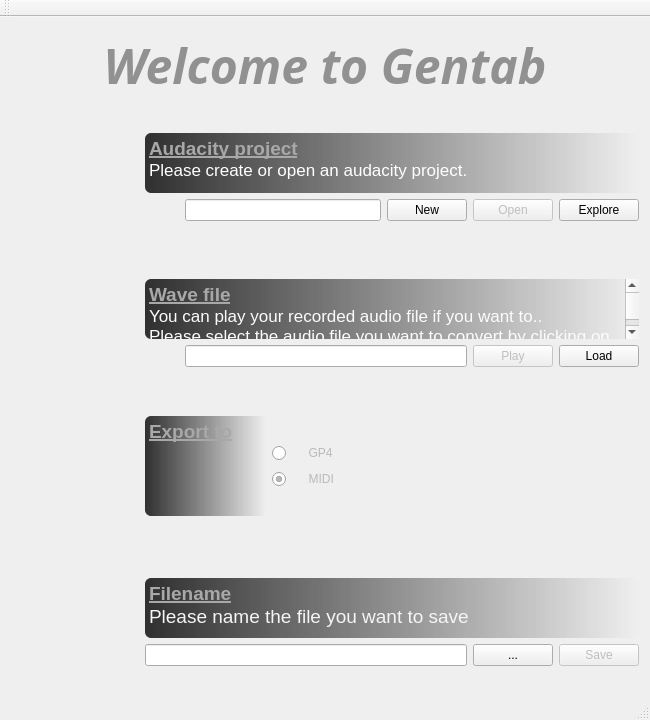
Above: Sources/Application/GenTab/MainWindow.ui from the-midge/gentab before the change. Below: the same form after it.
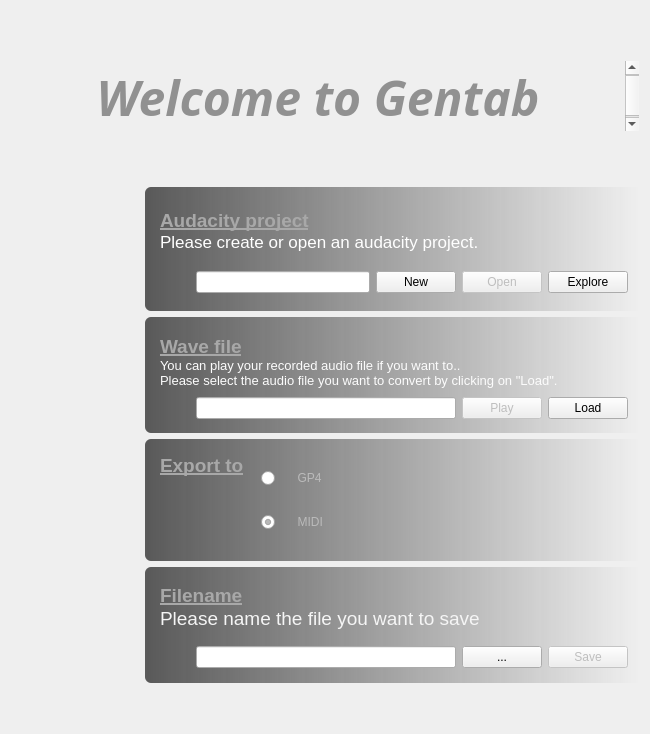
That is the form after the change. Icons and pictures are not drawn.

Diff of the .ui file:
```diff
--- a/Sources/Application/GenTab/MainWindow.ui
+++ b/Sources/Application/GenTab/MainWindow.ui
@@ -13,13 +13,13 @@
     <x>0</x>
     <y>0</y>
     <width>650</width>
-    <height>720</height>
+    <height>734</height>
    </rect>
   </property>
   <property name="minimumSize">
    <size>
     <width>650</width>
-    <height>720</height>
+    <height>650</height>
    </size>
   </property>
   <property name="windowTitle">
@@ -35,11 +35,14 @@
 background-repeat: no-repeat;
 }
 
-QTextBrowser{
-background-color:qlineargradient(x1:1 y1:0, x2:0 y2:0, stop:0 rgba(48, 48, 48, 0), stop:1 rgba(48, 48, 48, 255)); 
+QGroupBox{
+background-color:qlineargradient(x1:1 y1:0, x2:0 y2:0, stop:0 rgba(48, 48, 48, 0), stop:1 rgba(48, 48, 48, 200)); 
 border-top-left-radius: 6px;
 border-bottom-left-radius: 6px;
+}
 
+QTextBrowser{
+	background-color: transparent;
 }</string>
   </property>
   <property name="animated">
@@ -84,21 +87,20 @@
         </property>
        </spacer>
       </item>
-      <item>
-       <spacer name="verticalSpacer_12">
-        <property name="orientation">
-         <enum>Qt::Vertical</enum>
-        </property>
-        <property name="sizeHint" stdset="0">
-         <size>
-          <width>20</width>
-          <height>40</height>
-         </size>
-        </property>
-       </spacer>
-      </item>
       <item>
        <widget class="QTextBrowser" name="texteTitreLogiciel">
+        <property name="sizePolicy">
+         <sizepolicy hsizetype="Expanding" vsizetype="Preferred">
+          <horstretch>0</horstretch>
+          <verstretch>0</verstretch>
+         </sizepolicy>
+        </property>
+        <property name="maximumSize">
+         <size>
+          <width>16777215</width>
+          <height>70</height>
+         </size>
+        </property>
         <property name="font">
          <font>
           <family>Letter Gothic Std</family>
@@ -112,44 +114,34 @@
         <property name="frameShape">
          <enum>QFrame::NoFrame</enum>
         </property>
+        <property name="horizontalScrollBarPolicy">
+         <enum>Qt::ScrollBarAsNeeded</enum>
+        </property>
         <property name="html">
          <string>&lt;!DOCTYPE HTML PUBLIC &quot;-//W3C//DTD HTML 4.0//EN&quot; &quot;http://www.w3.org/TR/REC-html40/strict.dtd&quot;&gt;
 &lt;html&gt;&lt;head&gt;&lt;meta name=&quot;qrichtext&quot; content=&quot;1&quot; /&gt;&lt;style type=&quot;text/css&quot;&gt;
 p, li { white-space: pre-wrap; }
-&lt;/style&gt;&lt;/head&gt;&lt;body style=&quot; font-family:'Letter Gothic Std'; font-size:13pt; font-weight:600; font-style:normal;&quot;&gt;
+&lt;/style&gt;&lt;/head&gt;&lt;body style=&quot; font-family:'Letter Gothic Std'; font-size:8.25pt; font-weight:600; font-style:normal;&quot;&gt;
 &lt;p align=&quot;center&quot; style=&quot; margin-top:0px; margin-bottom:0px; margin-left:0px; margin-right:0px; -qt-block-indent:0; text-indent:0px;&quot;&gt;&lt;span style=&quot; font-family:'.SF NS Text'; font-size:36pt; font-style:italic; color:#919191;&quot;&gt;Welcome to Gentab&lt;/span&gt;&lt;/p&gt;&lt;/body&gt;&lt;/html&gt;</string>
         </property>
        </widget>
       </item>
       <item>
-       <spacer name="verticalSpacer_4">
+       <spacer name="verticalSpacer_12">
         <property name="orientation">
          <enum>Qt::Vertical</enum>
         </property>
         <property name="sizeHint" stdset="0">
          <size>
           <width>20</width>
-          <height>100</height>
-         </size>
-        </property>
-       </spacer>
-      </item>
-      <item>
-       <spacer name="verticalSpacer_13">
-        <property name="orientation">
-         <enum>Qt::Vertical</enum>
-        </property>
-        <property name="sizeHint" stdset="0">
-         <size>
-          <width>20</width>
-          <height>40</height>
+          <height>0</height>
          </size>
         </property>
        </spacer>
       </item>
       <item>
        <layout class="QGridLayout" name="gridLayout">
-        <item row="2" column="0">
+        <item row="3" column="0">
          <layout class="QHBoxLayout" name="horizontalLayout_10">
           <item>
            <widget class="QLabel" name="imageNum2">
@@ -176,6 +168,7 @@
            </widget>
           </item>
           <item>
+           <widget class="QGroupBox" name="">
            <layout class="QVBoxLayout" name="verticalLayout_2">
             <item>
              <spacer name="verticalSpacer_2">
@@ -210,14 +203,17 @@
               <property name="frameShape">
                <enum>QFrame::NoFrame</enum>
               </property>
+               <property name="verticalScrollBarPolicy">
+                <enum>Qt::ScrollBarAlwaysOff</enum>
+               </property>
               <property name="html">
                <string>&lt;!DOCTYPE HTML PUBLIC &quot;-//W3C//DTD HTML 4.0//EN&quot; &quot;http://www.w3.org/TR/REC-html40/strict.dtd&quot;&gt;
 &lt;html&gt;&lt;head&gt;&lt;meta name=&quot;qrichtext&quot; content=&quot;1&quot; /&gt;&lt;style type=&quot;text/css&quot;&gt;
 p, li { white-space: pre-wrap; }
-&lt;/style&gt;&lt;/head&gt;&lt;body style=&quot; font-family:'.SF NS Text'; font-size:13pt; font-weight:400; font-style:normal;&quot;&gt;
-&lt;p style=&quot; margin-top:0px; margin-bottom:0px; margin-left:0px; margin-right:0px; -qt-block-indent:0; text-indent:0px;&quot;&gt;&lt;span style=&quot; font-size:14pt; font-weight:600; text-decoration: underline; color:#a8a8a8;&quot;&gt;Wave file&lt;/span&gt;&lt;/p&gt;
-&lt;p style=&quot; margin-top:0px; margin-bottom:0px; margin-left:0px; margin-right:0px; -qt-block-indent:0; text-indent:0px;&quot;&gt;&lt;span style=&quot; color:#fcfcfc;&quot;&gt;You can play your recorded audio file if you want to..&lt;/span&gt;&lt;/p&gt;
-&lt;p style=&quot; margin-top:0px; margin-bottom:0px; margin-left:0px; margin-right:0px; -qt-block-indent:0; text-indent:0px;&quot;&gt;&lt;span style=&quot; color:#fcfcfc;&quot;&gt;Please select the audio file you want to convert by clicking on &amp;quot;Load&amp;quot;.&lt;/span&gt;&lt;/p&gt;&lt;/body&gt;&lt;/html&gt;</string>
+&lt;/style&gt;&lt;/head&gt;&lt;body style=&quot; font-family:'MS Shell Dlg 2'; font-size:8.25pt; font-weight:400; font-style:normal;&quot;&gt;
+&lt;p style=&quot; margin-top:0px; margin-bottom:0px; margin-left:0px; margin-right:0px; -qt-block-indent:0; text-indent:0px;&quot;&gt;&lt;span style=&quot; font-family:'.SF NS Text'; font-size:14pt; font-weight:600; text-decoration: underline; color:#a8a8a8;&quot;&gt;Wave file&lt;/span&gt;&lt;/p&gt;
+&lt;p style=&quot; margin-top:0px; margin-bottom:0px; margin-left:0px; margin-right:0px; -qt-block-indent:0; text-indent:0px;&quot;&gt;&lt;span style=&quot; font-family:'.SF NS Text'; font-size:10pt; color:#fcfcfc;&quot;&gt;You can play your recorded audio file if you want to..&lt;/span&gt;&lt;/p&gt;
+&lt;p style=&quot; margin-top:0px; margin-bottom:0px; margin-left:0px; margin-right:0px; -qt-block-indent:0; text-indent:0px;&quot;&gt;&lt;span style=&quot; font-family:'.SF NS Text'; font-size:10pt; color:#fcfcfc;&quot;&gt;Please select the audio file you want to convert by clicking on &amp;quot;Load&amp;quot;.&lt;/span&gt;&lt;/p&gt;&lt;/body&gt;&lt;/html&gt;</string>
               </property>
              </widget>
             </item>
@@ -294,29 +290,39 @@
              </spacer>
             </item>
            </layout>
+           </widget>
           </item>
          </layout>
         </item>
-        <item row="4" column="0">
-         <spacer name="verticalSpacer_8">
-          <property name="orientation">
-           <enum>Qt::Vertical</enum>
-          </property>
-          <property name="sizeHint" stdset="0">
-           <size>
-            <width>20</width>
-            <height>40</height>
-           </size>
-          </property>
-         </spacer>
-        </item>
         <item row="5" column="0">
+         <spacer name="verticalSpacer_8">
+          <property name="orientation">
+           <enum>Qt::Vertical</enum>
+          </property>
+          <property name="sizeHint" stdset="0">
+           <size>
+            <width>20</width>
+            <height>0</height>
+           </size>
+          </property>
+         </spacer>
+        </item>
+        <item row="4" column="0">
+         <spacer name="verticalSpacer_7">
+          <property name="orientation">
+           <enum>Qt::Vertical</enum>
+          </property>
+          <property name="sizeHint" stdset="0">
+           <size>
+            <width>20</width>
+            <height>0</height>
+           </size>
+          </property>
+         </spacer>
+        </item>
+        <item row="6" column="0">
          <layout class="QHBoxLayout" name="horizontalLayout_14">
           <item>
-           <layout class="QHBoxLayout" name="horizontalLayout_7">
-            <item>
-             <layout class="QHBoxLayout" name="horizontalLayout_6">
-              <item>
                <widget class="QLabel" name="imageNum3">
                 <property name="sizePolicy">
                  <sizepolicy hsizetype="Minimum" vsizetype="Minimum">
@@ -341,6 +347,11 @@
                </widget>
               </item>
               <item>
+           <layout class="QHBoxLayout" name="horizontalLayout_7">
+            <item>
+             <widget class="QGroupBox" name="">
+              <layout class="QHBoxLayout" name="horizontalLayout_6">
+               <item>
                <widget class="QTextBrowser" name="texteExportation">
                 <property name="maximumSize">
                  <size>
@@ -358,26 +369,13 @@
                  <string>&lt;!DOCTYPE HTML PUBLIC &quot;-//W3C//DTD HTML 4.0//EN&quot; &quot;http://www.w3.org/TR/REC-html40/strict.dtd&quot;&gt;
 &lt;html&gt;&lt;head&gt;&lt;meta name=&quot;qrichtext&quot; content=&quot;1&quot; /&gt;&lt;style type=&quot;text/css&quot;&gt;
 p, li { white-space: pre-wrap; }
-&lt;/style&gt;&lt;/head&gt;&lt;body style=&quot; font-family:'.SF NS Text'; font-size:13pt; font-weight:400; font-style:normal;&quot;&gt;
-&lt;p style=&quot; margin-top:0px; margin-bottom:0px; margin-left:0px; margin-right:0px; -qt-block-indent:0; text-indent:0px;&quot;&gt;&lt;span style=&quot; font-size:14pt; font-weight:600; text-decoration: underline; color:#a8a8a8;&quot;&gt;Export to&lt;/span&gt;&lt;/p&gt;&lt;/body&gt;&lt;/html&gt;</string>
+&lt;/style&gt;&lt;/head&gt;&lt;body style=&quot; font-family:'MS Shell Dlg 2'; font-size:8.25pt; font-weight:400; font-style:normal;&quot;&gt;
+&lt;p style=&quot; margin-top:0px; margin-bottom:0px; margin-left:0px; margin-right:0px; -qt-block-indent:0; text-indent:0px;&quot;&gt;&lt;span style=&quot; font-family:'.SF NS Text'; font-size:14pt; font-weight:600; text-decoration: underline; color:#a8a8a8;&quot;&gt;Export to&lt;/span&gt;&lt;/p&gt;&lt;/body&gt;&lt;/html&gt;</string>
                 </property>
                </widget>
               </item>
               <item>
                <layout class="QVBoxLayout" name="verticalLayout_3">
-                <item>
-                 <spacer name="verticalSpacer_5">
-                  <property name="orientation">
-                   <enum>Qt::Vertical</enum>
-                  </property>
-                  <property name="sizeHint" stdset="0">
-                   <size>
-                    <width>20</width>
-                    <height>40</height>
-                   </size>
-                  </property>
-                 </spacer>
-                </item>
                 <item>
                  <widget class="QRadioButton" name="buttonGP4">
                   <property name="enabled">
@@ -410,23 +408,6 @@
                   </property>
                  </widget>
                 </item>
-                <item>
-                 <spacer name="verticalSpacer">
-                  <property name="orientation">
-                   <enum>Qt::Vertical</enum>
-                  </property>
-                  <property name="sizeHint" stdset="0">
-                   <size>
-                    <width>20</width>
-                    <height>40</height>
-                   </size>
-                  </property>
-                 </spacer>
-                </item>
-               </layout>
-              </item>
-             </layout>
-            </item>
            </layout>
           </item>
           <item>
@@ -446,21 +427,13 @@
            </spacer>
           </item>
          </layout>
-        </item>
-        <item row="3" column="0">
-         <spacer name="verticalSpacer_7">
-          <property name="orientation">
-           <enum>Qt::Vertical</enum>
-          </property>
-          <property name="sizeHint" stdset="0">
-           <size>
-            <width>20</width>
-            <height>10</height>
-           </size>
-          </property>
-         </spacer>
-        </item>
-        <item row="6" column="0">
+             </widget>
+            </item>
+           </layout>
+          </item>
+         </layout>
+        </item>
+        <item row="7" column="0">
          <spacer name="verticalSpacer_9">
           <property name="orientation">
            <enum>Qt::Vertical</enum>
@@ -468,11 +441,198 @@
           <property name="sizeHint" stdset="0">
            <size>
             <width>20</width>
-            <height>40</height>
+            <height>0</height>
            </size>
           </property>
          </spacer>
         </item>
+        <item row="12" column="0">
+         <spacer name="verticalSpacer_10">
+          <property name="orientation">
+           <enum>Qt::Vertical</enum>
+          </property>
+          <property name="sizeHint" stdset="0">
+           <size>
+            <width>20</width>
+            <height>0</height>
+           </size>
+          </property>
+         </spacer>
+        </item>
+        <item row="10" column="0">
+         <layout class="QHBoxLayout" name="horizontalLayout_3">
+          <item>
+           <widget class="QLabel" name="imageNum4">
+            <property name="sizePolicy">
+             <sizepolicy hsizetype="Minimum" vsizetype="Minimum">
+              <horstretch>0</horstretch>
+              <verstretch>0</verstretch>
+             </sizepolicy>
+            </property>
+            <property name="minimumSize">
+             <size>
+              <width>128</width>
+              <height>116</height>
+             </size>
+            </property>
+            <property name="styleSheet">
+             <string notr="true">background: url(:/quatro_final.png);
+background-repeat: no-repeat;</string>
+            </property>
+            <property name="text">
+             <string/>
+            </property>
+           </widget>
+          </item>
+          <item>
+           <layout class="QHBoxLayout" name="horizontalLayout_12">
+            <item>
+             <widget class="QGroupBox" name="">
+              <layout class="QVBoxLayout" name="verticalLayout_4">
+               <item>
+                <spacer name="verticalSpacer_3">
+                 <property name="orientation">
+                  <enum>Qt::Vertical</enum>
+                 </property>
+                 <property name="sizeHint" stdset="0">
+                  <size>
+                   <width>20</width>
+                   <height>0</height>
+                  </size>
+                 </property>
+                </spacer>
+               </item>
+               <item>
+                <widget class="QTextBrowser" name="texteFilename">
+                 <property name="enabled">
+                  <bool>true</bool>
+                 </property>
+                 <property name="sizePolicy">
+                  <sizepolicy hsizetype="Expanding" vsizetype="Minimum">
+                   <horstretch>0</horstretch>
+                   <verstretch>0</verstretch>
+                  </sizepolicy>
+                 </property>
+                 <property name="maximumSize">
+                  <size>
+                   <width>16777215</width>
+                   <height>60</height>
+                  </size>
+                 </property>
+                 <property name="styleSheet">
+                  <string notr="true"/>
+                 </property>
+                 <property name="frameShape">
+                  <enum>QFrame::NoFrame</enum>
+                 </property>
+                 <property name="html">
+                  <string>&lt;!DOCTYPE HTML PUBLIC &quot;-//W3C//DTD HTML 4.0//EN&quot; &quot;http://www.w3.org/TR/REC-html40/strict.dtd&quot;&gt;
+&lt;html&gt;&lt;head&gt;&lt;meta name=&quot;qrichtext&quot; content=&quot;1&quot; /&gt;&lt;style type=&quot;text/css&quot;&gt;
+p, li { white-space: pre-wrap; }
+&lt;/style&gt;&lt;/head&gt;&lt;body style=&quot; font-family:'MS Shell Dlg 2'; font-size:8.25pt; font-weight:400; font-style:normal;&quot;&gt;
+&lt;p style=&quot; margin-top:0px; margin-bottom:0px; margin-left:0px; margin-right:0px; -qt-block-indent:0; text-indent:0px;&quot;&gt;&lt;span style=&quot; font-family:'.SF NS Text'; font-size:14pt; font-weight:600; text-decoration: underline; color:#a8a8a8;&quot;&gt;Filename&lt;/span&gt;&lt;/p&gt;
+&lt;p style=&quot; margin-top:0px; margin-bottom:0px; margin-left:0px; margin-right:0px; -qt-block-indent:0; text-indent:0px;&quot;&gt;&lt;span style=&quot; font-family:'.SF NS Text'; font-size:14pt; color:#f5f5f5;&quot;&gt;Please name the file you want to save&lt;/span&gt;&lt;/p&gt;&lt;/body&gt;&lt;/html&gt;</string>
+                 </property>
+                </widget>
+               </item>
+               <item>
+                <layout class="QHBoxLayout" name="horizontalLayout_5">
+                 <item>
+                  <spacer name="horizontalSpacer">
+                   <property name="orientation">
+                    <enum>Qt::Horizontal</enum>
+                   </property>
+                   <property name="sizeType">
+                    <enum>QSizePolicy::Fixed</enum>
+                   </property>
+                   <property name="sizeHint" stdset="0">
+                    <size>
+                     <width>40</width>
+                     <height>20</height>
+                    </size>
+                   </property>
+                  </spacer>
+                 </item>
+                 <item>
+                  <widget class="QLineEdit" name="filenameLineEdit">
+                   <property name="inputMask">
+                    <string notr="true"/>
+                   </property>
+                   <property name="dragEnabled">
+                    <bool>true</bool>
+                   </property>
+                   <property name="clearButtonEnabled">
+                    <bool>false</bool>
+                   </property>
+                  </widget>
+                 </item>
+                 <item>
+                  <widget class="QPushButton" name="pushButtonExploreFilename">
+                   <property name="enabled">
+                    <bool>true</bool>
+                   </property>
+                   <property name="autoFillBackground">
+                    <bool>false</bool>
+                   </property>
+                   <property name="styleSheet">
+                    <string notr="true"/>
+                   </property>
+                   <property name="text">
+                    <string>...</string>
+                   </property>
+                  </widget>
+                 </item>
+                 <item>
+                  <widget class="QPushButton" name="pushButtonSaveFilename">
+                   <property name="enabled">
+                    <bool>false</bool>
+                   </property>
+                   <property name="autoFillBackground">
+                    <bool>false</bool>
+                   </property>
+                   <property name="styleSheet">
+                    <string notr="true"/>
+                   </property>
+                   <property name="text">
+                    <string>Save</string>
+                   </property>
+                  </widget>
+                 </item>
+                </layout>
+               </item>
+               <item>
+                <spacer name="verticalSpacer_18">
+                 <property name="orientation">
+                  <enum>Qt::Vertical</enum>
+                 </property>
+                 <property name="sizeHint" stdset="0">
+                  <size>
+                   <width>20</width>
+                   <height>0</height>
+                  </size>
+                 </property>
+                </spacer>
+               </item>
+               <item>
+                <spacer name="verticalSpacer_17">
+                 <property name="orientation">
+                  <enum>Qt::Vertical</enum>
+                 </property>
+                 <property name="sizeHint" stdset="0">
+                  <size>
+                   <width>20</width>
+                   <height>0</height>
+                  </size>
+                 </property>
+                </spacer>
+               </item>
+              </layout>
+             </widget>
+            </item>
+           </layout>
+          </item>
+         </layout>
+        </item>
         <item row="0" column="0">
          <layout class="QHBoxLayout" name="horizontalLayout_9">
           <item>
@@ -503,6 +663,7 @@
            </widget>
           </item>
           <item>
+           <widget class="QGroupBox" name="">
            <layout class="QVBoxLayout" name="verticalLayout">
             <item>
              <spacer name="verticalSpacer_14">
@@ -544,9 +705,9 @@
                <string>&lt;!DOCTYPE HTML PUBLIC &quot;-//W3C//DTD HTML 4.0//EN&quot; &quot;http://www.w3.org/TR/REC-html40/strict.dtd&quot;&gt;
 &lt;html&gt;&lt;head&gt;&lt;meta name=&quot;qrichtext&quot; content=&quot;1&quot; /&gt;&lt;style type=&quot;text/css&quot;&gt;
 p, li { white-space: pre-wrap; }
-&lt;/style&gt;&lt;/head&gt;&lt;body style=&quot; font-family:'.SF NS Text'; font-size:13pt; font-weight:400; font-style:normal;&quot;&gt;
-&lt;p style=&quot; margin-top:0px; margin-bottom:0px; margin-left:0px; margin-right:0px; -qt-block-indent:0; text-indent:0px;&quot;&gt;&lt;span style=&quot; font-size:14pt; font-weight:600; text-decoration: underline; color:#a8a8a8;&quot;&gt;Audacity project&lt;/span&gt;&lt;/p&gt;
-&lt;p style=&quot; margin-top:0px; margin-bottom:0px; margin-left:0px; margin-right:0px; -qt-block-indent:0; text-indent:0px;&quot;&gt;&lt;span style=&quot; color:#ffffff;&quot;&gt;Please create or open an audacity project.&lt;/span&gt;&lt;/p&gt;&lt;/body&gt;&lt;/html&gt;</string>
+&lt;/style&gt;&lt;/head&gt;&lt;body style=&quot; font-family:'MS Shell Dlg 2'; font-size:8.25pt; font-weight:400; font-style:normal;&quot;&gt;
+&lt;p style=&quot; margin-top:0px; margin-bottom:0px; margin-left:0px; margin-right:0px; -qt-block-indent:0; text-indent:0px;&quot;&gt;&lt;span style=&quot; font-family:'.SF NS Text'; font-size:14pt; font-weight:600; text-decoration: underline; color:#a8a8a8;&quot;&gt;Audacity project&lt;/span&gt;&lt;/p&gt;
+&lt;p style=&quot; margin-top:0px; margin-bottom:0px; margin-left:0px; margin-right:0px; -qt-block-indent:0; text-indent:0px;&quot;&gt;&lt;span style=&quot; font-family:'.SF NS Text'; font-size:13pt; color:#ffffff;&quot;&gt;Please create or open an audacity project.&lt;/span&gt;&lt;/p&gt;&lt;/body&gt;&lt;/html&gt;</string>
               </property>
              </widget>
             </item>
@@ -633,135 +794,12 @@
              </spacer>
             </item>
            </layout>
-          </item>
-         </layout>
-        </item>
-        <item row="7" column="0">
-         <layout class="QHBoxLayout" name="horizontalLayout_3">
-          <item>
-           <widget class="QLabel" name="imageNum4">
-            <property name="sizePolicy">
-             <sizepolicy hsizetype="Minimum" vsizetype="Minimum">
-              <horstretch>0</horstretch>
-              <verstretch>0</verstretch>
-             </sizepolicy>
-            </property>
-            <property name="minimumSize">
-             <size>
-              <width>128</width>
-              <height>116</height>
-             </size>
-            </property>
-            <property name="styleSheet">
-             <string notr="true">background: url(:/quatro_final.png);
-background-repeat: no-repeat;</string>
-            </property>
-            <property name="text">
-             <string/>
-            </property>
            </widget>
           </item>
-          <item>
-           <layout class="QHBoxLayout" name="horizontalLayout_12">
-            <item>
-             <layout class="QVBoxLayout" name="verticalLayout_4">
-              <item>
-               <spacer name="verticalSpacer_3">
-                <property name="orientation">
-                 <enum>Qt::Vertical</enum>
-                </property>
-                <property name="sizeHint" stdset="0">
-                 <size>
-                  <width>20</width>
-                  <height>40</height>
-                 </size>
-                </property>
-               </spacer>
-              </item>
-              <item>
-               <widget class="QTextBrowser" name="texteFilename">
-                <property name="enabled">
-                 <bool>true</bool>
-                </property>
-                <property name="sizePolicy">
-                 <sizepolicy hsizetype="Expanding" vsizetype="Minimum">
-                  <horstretch>0</horstretch>
-                  <verstretch>0</verstretch>
-                 </sizepolicy>
-                </property>
-                <property name="maximumSize">
-                 <size>
-                  <width>16777215</width>
-                  <height>60</height>
-                 </size>
-                </property>
-                <property name="styleSheet">
-                 <string notr="true"/>
-                </property>
-                <property name="frameShape">
-                 <enum>QFrame::NoFrame</enum>
-                </property>
-                <property name="html">
-                 <string>&lt;!DOCTYPE HTML PUBLIC &quot;-//W3C//DTD HTML 4.0//EN&quot; &quot;http://www.w3.org/TR/REC-html40/strict.dtd&quot;&gt;
-&lt;html&gt;&lt;head&gt;&lt;meta name=&quot;qrichtext&quot; content=&quot;1&quot; /&gt;&lt;style type=&quot;text/css&quot;&gt;
-p, li { white-space: pre-wrap; }
-&lt;/style&gt;&lt;/head&gt;&lt;body style=&quot; font-family:'.SF NS Text'; font-size:13pt; font-weight:400; font-style:normal;&quot;&gt;
-&lt;p style=&quot; margin-top:0px; margin-bottom:0px; margin-left:0px; margin-right:0px; -qt-block-indent:0; text-indent:0px;&quot;&gt;&lt;span style=&quot; font-size:14pt; font-weight:600; text-decoration: underline; color:#a8a8a8;&quot;&gt;Filename&lt;/span&gt;&lt;/p&gt;
-&lt;p style=&quot; margin-top:0px; margin-bottom:0px; margin-left:0px; margin-right:0px; -qt-block-indent:0; text-indent:0px;&quot;&gt;&lt;span style=&quot; font-size:14pt; color:#f5f5f5;&quot;&gt;Please name the file you want to save&lt;/span&gt;&lt;/p&gt;&lt;/body&gt;&lt;/html&gt;</string>
-                </property>
-               </widget>
-              </item>
-              <item>
-               <layout class="QHBoxLayout" name="horizontalLayout_5">
-                <item>
-                 <widget class="QLineEdit" name="filenameLineEdit">
-                  <property name="inputMask">
-                   <string notr="true"/>
-                  </property>
-                  <property name="dragEnabled">
-                   <bool>true</bool>
-                  </property>
-                  <property name="clearButtonEnabled">
-                   <bool>false</bool>
-                  </property>
-                 </widget>
-                </item>
-                <item>
-                 <widget class="QPushButton" name="pushButtonExploreFilename">
-                  <property name="enabled">
-                   <bool>true</bool>
-                  </property>
-                  <property name="autoFillBackground">
-                   <bool>false</bool>
-                  </property>
-                  <property name="styleSheet">
-                   <string notr="true"/>
-                  </property>
-                  <property name="text">
-                   <string>...</string>
-                  </property>
-                 </widget>
-                </item>
-                <item>
-                 <widget class="QPushButton" name="pushButtonSaveFilename">
-                  <property name="enabled">
-                   <bool>false</bool>
-                  </property>
-                  <property name="autoFillBackground">
-                   <bool>false</bool>
-                  </property>
-                  <property name="styleSheet">
-                   <string notr="true"/>
-                  </property>
-                  <property name="text">
-                   <string>Save</string>
-                  </property>
-                 </widget>
-                </item>
-               </layout>
-              </item>
-              <item>
-               <spacer name="verticalSpacer_17">
+         </layout>
+        </item>
+        <item row="9" column="0">
+         <spacer name="verticalSpacer">
                 <property name="orientation">
                  <enum>Qt::Vertical</enum>
                 </property>
@@ -773,13 +811,7 @@
                 </property>
                </spacer>
               </item>
-             </layout>
-            </item>
-           </layout>
-          </item>
-         </layout>
-        </item>
-        <item row="1" column="0">
+        <item row="2" column="0">
          <spacer name="verticalSpacer_6">
           <property name="orientation">
            <enum>Qt::Vertical</enum>
@@ -787,13 +819,26 @@
           <property name="sizeHint" stdset="0">
            <size>
             <width>20</width>
-            <height>40</height>
+            <height>0</height>
            </size>
           </property>
          </spacer>
         </item>
         <item row="8" column="0">
-         <spacer name="verticalSpacer_10">
+         <spacer name="verticalSpacer_5">
+          <property name="orientation">
+           <enum>Qt::Vertical</enum>
+          </property>
+          <property name="sizeHint" stdset="0">
+           <size>
+            <width>20</width>
+            <height>0</height>
+           </size>
+          </property>
+         </spacer>
+        </item>
+        <item row="11" column="0">
+         <spacer name="verticalSpacer_4">
           <property name="orientation">
            <enum>Qt::Vertical</enum>
           </property>
@@ -805,6 +850,19 @@
           </property>
          </spacer>
         </item>
+        <item row="1" column="0">
+         <spacer name="verticalSpacer_13">
+          <property name="orientation">
+           <enum>Qt::Vertical</enum>
+          </property>
+          <property name="sizeHint" stdset="0">
+           <size>
+            <width>20</width>
+            <height>0</height>
+           </size>
+          </property>
+         </spacer>
+        </item>
        </layout>
       </item>
      </layout>
@@ -824,28 +882,6 @@
     </item>
    </layout>
   </widget>
-  <widget class="QMenuBar" name="menuBar">
-   <property name="geometry">
-    <rect>
-     <x>0</x>
-     <y>0</y>
-     <width>650</width>
-     <height>22</height>
-    </rect>
-   </property>
-  </widget>
-  <widget class="QToolBar" name="toolBar">
-   <property name="windowTitle">
-    <string>toolBar</string>
-   </property>
-   <attribute name="toolBarArea">
-    <enum>TopToolBarArea</enum>
-   </attribute>
-   <attribute name="toolBarBreak">
-    <bool>false</bool>
-   </attribute>
-  </widget>
-  <widget class="QStatusBar" name="statusBar"/>
  </widget>
  <layoutdefault spacing="6" margin="11"/>
  <resources/>
```
Left out of the diff: 2 changed lines with no effect on the pictures. Lines whose indentation alone changed are shown as unchanged.
